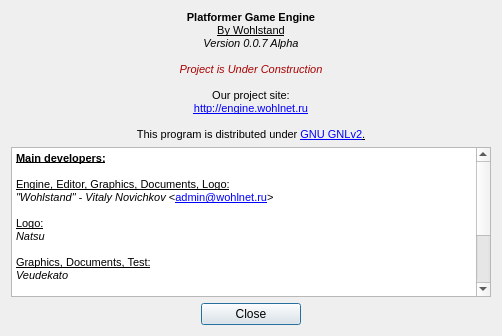
Above: Editor/aboutdialog.ui from WohlSoft/Moondust-Project before the change. Below: the same form after it.
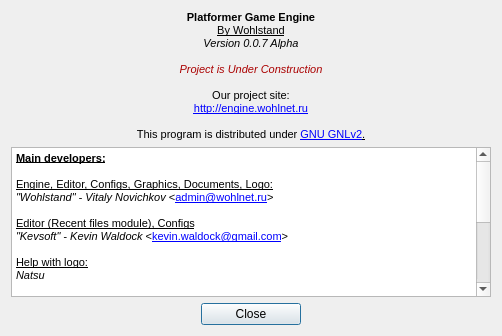
That is the form after the change. Icons and pictures are not drawn.

```diff
--- a/Editor/aboutdialog.ui
+++ b/Editor/aboutdialog.ui
@@ -134,19 +134,23 @@
 &lt;html&gt;&lt;head&gt;&lt;meta name=&quot;qrichtext&quot; content=&quot;1&quot; /&gt;&lt;style type=&quot;text/css&quot;&gt;
 p, li { white-space: pre-wrap; }
 &lt;/style&gt;&lt;/head&gt;&lt;body style=&quot; font-family:'Liberation Sans'; font-size:8.25pt; font-weight:400; font-style:normal;&quot;&gt;
-&lt;p style=&quot; margin-top:0px; margin-bottom:0px; margin-left:0px; margin-right:0px; -qt-block-indent:0; text-indent:0px;&quot;&gt;&lt;span style=&quot; font-family:'MS Shell Dlg 2'; font-size:8pt; font-weight:600; text-decoration: underline;&quot;&gt;Main developers:&lt;br /&gt;&lt;/span&gt;&lt;/p&gt;
-&lt;p style=&quot; margin-top:0px; margin-bottom:0px; margin-left:0px; margin-right:0px; -qt-block-indent:0; text-indent:0px;&quot;&gt;&lt;span style=&quot; font-family:'MS Shell Dlg 2'; font-size:8pt; text-decoration: underline;&quot;&gt;Engine, Editor, Graphics, Documents, Logo:&lt;/span&gt;&lt;/p&gt;
-&lt;p style=&quot; margin-top:0px; margin-bottom:0px; margin-left:0px; margin-right:0px; -qt-block-indent:0; text-indent:0px;&quot;&gt;&lt;span style=&quot; font-family:'MS Shell Dlg 2'; font-size:8pt; font-style:italic;&quot;&gt;&amp;quot;Wohlstand&amp;quot; - Vitaly Novichkov&lt;/span&gt;&lt;span style=&quot; font-family:'MS Shell Dlg 2'; font-size:8pt;&quot;&gt; &amp;lt;&lt;/span&gt;&lt;a href=&quot;mailto:admin@wohlnet.ru&quot;&gt;&lt;span style=&quot; font-family:'MS Shell Dlg 2'; font-size:8pt; text-decoration: underline; color:#0000ff;&quot;&gt;admin@wohlnet.ru&lt;/span&gt;&lt;/a&gt;&lt;span style=&quot; font-family:'MS Shell Dlg 2'; font-size:8pt;&quot;&gt;&amp;gt;&lt;br /&gt;&lt;/span&gt;&lt;/p&gt;
-&lt;p style=&quot; margin-top:0px; margin-bottom:0px; margin-left:0px; margin-right:0px; -qt-block-indent:0; text-indent:0px;&quot;&gt;&lt;span style=&quot; font-family:'MS Shell Dlg 2'; font-size:8pt; text-decoration: underline;&quot;&gt;Logo:&lt;/span&gt;&lt;/p&gt;
-&lt;p style=&quot; margin-top:0px; margin-bottom:0px; margin-left:0px; margin-right:0px; -qt-block-indent:0; text-indent:0px;&quot;&gt;&lt;span style=&quot; font-family:'MS Shell Dlg 2'; font-size:8pt; font-style:italic;&quot;&gt;Natsu&lt;br /&gt;&lt;/span&gt;&lt;/p&gt;
-&lt;p style=&quot; margin-top:0px; margin-bottom:0px; margin-left:0px; margin-right:0px; -qt-block-indent:0; text-indent:0px;&quot;&gt;&lt;span style=&quot; font-family:'MS Shell Dlg 2'; font-size:8pt; text-decoration: underline;&quot;&gt;Graphics, Documents, Test:&lt;/span&gt;&lt;/p&gt;
-&lt;p style=&quot; margin-top:0px; margin-bottom:0px; margin-left:0px; margin-right:0px; -qt-block-indent:0; text-indent:0px;&quot;&gt;&lt;span style=&quot; font-family:'MS Shell Dlg 2'; font-size:8pt; font-style:italic;&quot;&gt;Veudekato&lt;/span&gt;&lt;/p&gt;
-&lt;p style=&quot;-qt-paragraph-type:empty; margin-top:0px; margin-bottom:0px; margin-left:0px; margin-right:0px; -qt-block-indent:0; text-indent:0px; font-family:'MS Shell Dlg 2'; font-size:8pt; font-style:italic;&quot;&gt;&lt;br /&gt;&lt;/p&gt;
-&lt;p style=&quot; margin-top:0px; margin-bottom:0px; margin-left:0px; margin-right:0px; -qt-block-indent:0; text-indent:0px;&quot;&gt;&lt;span style=&quot; font-family:'MS Shell Dlg 2'; font-size:8pt; font-style:italic; text-decoration: underline;&quot;&gt;MacOS Test, Debug:&lt;/span&gt;&lt;/p&gt;
-&lt;p style=&quot; margin-top:0px; margin-bottom:0px; margin-left:0px; margin-right:0px; -qt-block-indent:0; text-indent:0px;&quot;&gt;&lt;span style=&quot; font-family:'MS Shell Dlg 2'; font-size:8pt; font-style:italic;&quot;&gt;&amp;quot;CaptainSwag101&amp;quot;  - James Pelster&lt;br /&gt;&lt;/span&gt;&lt;/p&gt;
-&lt;p style=&quot; margin-top:0px; margin-bottom:0px; margin-left:0px; margin-right:0px; -qt-block-indent:0; text-indent:0px;&quot;&gt;&lt;span style=&quot; font-family:'MS Shell Dlg 2'; font-size:8pt; font-weight:600; text-decoration: underline;&quot;&gt;Big thanks to:&lt;/span&gt;&lt;/p&gt;
-&lt;p style=&quot; margin-top:0px; margin-bottom:0px; margin-left:0px; margin-right:0px; -qt-block-indent:0; text-indent:0px;&quot;&gt;&lt;span style=&quot; font-family:'MS Shell Dlg 2'; font-size:8pt; font-weight:600; text-decoration: underline;&quot;&gt;&lt;br /&gt;&lt;/span&gt;&lt;span style=&quot; font-family:'MS Shell Dlg 2'; font-size:8pt; font-style:italic;&quot;&gt;h2643&lt;/span&gt;&lt;/p&gt;
-&lt;p style=&quot; margin-top:0px; margin-bottom:0px; margin-left:0px; margin-right:0px; -qt-block-indent:0; text-indent:0px;&quot;&gt;&lt;span style=&quot; font-family:'MS Shell Dlg 2'; font-size:8pt; font-style:italic;&quot;&gt;FanofSMBX&lt;/span&gt;&lt;/p&gt;&lt;/body&gt;&lt;/html&gt;</string>
+&lt;p style=&quot; margin-top:0px; margin-bottom:0px; margin-left:0px; margin-right:0px; -qt-block-indent:0; text-indent:0px;&quot;&gt;&lt;span style=&quot; font-size:8pt; font-weight:600; text-decoration: underline;&quot;&gt;Main developers:&lt;br /&gt;&lt;/span&gt;&lt;/p&gt;
+&lt;p style=&quot; margin-top:0px; margin-bottom:0px; margin-left:0px; margin-right:0px; -qt-block-indent:0; text-indent:0px;&quot;&gt;&lt;span style=&quot; font-size:8pt; text-decoration: underline;&quot;&gt;Engine, Editor, Configs, Graphics, Documents, Logo:&lt;/span&gt;&lt;/p&gt;
+&lt;p style=&quot; margin-top:0px; margin-bottom:0px; margin-left:0px; margin-right:0px; -qt-block-indent:0; text-indent:0px;&quot;&gt;&lt;span style=&quot; font-size:8pt; font-style:italic;&quot;&gt;&amp;quot;Wohlstand&amp;quot; - Vitaly Novichkov&lt;/span&gt;&lt;span style=&quot; font-size:8pt;&quot;&gt; &amp;lt;&lt;/span&gt;&lt;a href=&quot;mailto:admin@wohlnet.ru&quot;&gt;&lt;span style=&quot; font-size:8pt; text-decoration: underline; color:#0000ff;&quot;&gt;admin@wohlnet.ru&lt;/span&gt;&lt;/a&gt;&lt;span style=&quot; font-size:8pt;&quot;&gt;&amp;gt;&lt;br /&gt;&lt;/span&gt;&lt;/p&gt;
+&lt;p style=&quot; margin-top:0px; margin-bottom:0px; margin-left:0px; margin-right:0px; -qt-block-indent:0; text-indent:0px;&quot;&gt;&lt;span style=&quot; font-size:8pt; text-decoration: underline;&quot;&gt;Editor (Recent files module), Configs&lt;/span&gt;&lt;/p&gt;
+&lt;p style=&quot; margin-top:0px; margin-bottom:0px; margin-left:0px; margin-right:0px; -qt-block-indent:0; text-indent:0px;&quot;&gt;&lt;span style=&quot; font-size:8pt; font-style:italic;&quot;&gt;&amp;quot;Kevsoft&amp;quot; - Kevin Waldock &lt;/span&gt;&lt;span style=&quot; font-size:8pt;&quot;&gt;&amp;lt;&lt;/span&gt;&lt;a href=&quot;mailto:kevin.waldock@gmail.com&quot;&gt;&lt;span style=&quot; font-size:8pt; text-decoration: underline; color:#0000ff;&quot;&gt;kevin.waldock@gmail.com&lt;/span&gt;&lt;/a&gt;&lt;span style=&quot; font-size:8pt;&quot;&gt;&amp;gt;&lt;/span&gt;&lt;/p&gt;
+&lt;p style=&quot;-qt-paragraph-type:empty; margin-top:0px; margin-bottom:0px; margin-left:0px; margin-right:0px; -qt-block-indent:0; text-indent:0px; font-size:8pt;&quot;&gt;&lt;br /&gt;&lt;/p&gt;
+&lt;p style=&quot; margin-top:0px; margin-bottom:0px; margin-left:0px; margin-right:0px; -qt-block-indent:0; text-indent:0px;&quot;&gt;&lt;span style=&quot; font-size:8pt; text-decoration: underline;&quot;&gt;Help with logo:&lt;/span&gt;&lt;/p&gt;
+&lt;p style=&quot; margin-top:0px; margin-bottom:0px; margin-left:0px; margin-right:0px; -qt-block-indent:0; text-indent:0px;&quot;&gt;&lt;span style=&quot; font-size:8pt; font-style:italic;&quot;&gt;Natsu&lt;br /&gt;&lt;/span&gt;&lt;/p&gt;
+&lt;p style=&quot; margin-top:0px; margin-bottom:0px; margin-left:0px; margin-right:0px; -qt-block-indent:0; text-indent:0px;&quot;&gt;&lt;span style=&quot; font-size:8pt; text-decoration: underline;&quot;&gt;Graphics, Documents:&lt;/span&gt;&lt;/p&gt;
+&lt;p style=&quot; margin-top:0px; margin-bottom:0px; margin-left:0px; margin-right:0px; -qt-block-indent:0; text-indent:0px;&quot;&gt;&lt;span style=&quot; font-size:8pt; font-style:italic;&quot;&gt;Veudekato&lt;/span&gt;&lt;/p&gt;
+&lt;p style=&quot;-qt-paragraph-type:empty; margin-top:0px; margin-bottom:0px; margin-left:0px; margin-right:0px; -qt-block-indent:0; text-indent:0px; font-size:8pt; font-style:italic;&quot;&gt;&lt;br /&gt;&lt;/p&gt;
+&lt;p style=&quot; margin-top:0px; margin-bottom:0px; margin-left:0px; margin-right:0px; -qt-block-indent:0; text-indent:0px;&quot;&gt;&lt;span style=&quot; font-size:8pt; font-style:italic; text-decoration: underline;&quot;&gt;MacOS Test, Debug:&lt;/span&gt;&lt;/p&gt;
+&lt;p style=&quot; margin-top:0px; margin-bottom:0px; margin-left:0px; margin-right:0px; -qt-block-indent:0; text-indent:0px;&quot;&gt;&lt;span style=&quot; font-size:8pt; font-style:italic;&quot;&gt;&amp;quot;CaptainSwag101&amp;quot;  - James Pelster&lt;br /&gt;&lt;/span&gt;&lt;/p&gt;
+&lt;p style=&quot; margin-top:0px; margin-bottom:0px; margin-left:0px; margin-right:0px; -qt-block-indent:0; text-indent:0px;&quot;&gt;&lt;span style=&quot; font-size:8pt; font-weight:600; text-decoration: underline;&quot;&gt;Big thanks to:&lt;/span&gt;&lt;/p&gt;
+&lt;p style=&quot; margin-top:0px; margin-bottom:0px; margin-left:0px; margin-right:0px; -qt-block-indent:0; text-indent:0px;&quot;&gt;&lt;span style=&quot; font-size:8pt; font-weight:600; text-decoration: underline;&quot;&gt;&lt;br /&gt;&lt;/span&gt;&lt;span style=&quot; font-size:8pt; font-style:italic;&quot;&gt;h2643&lt;/span&gt;&lt;/p&gt;
+&lt;p style=&quot; margin-top:0px; margin-bottom:0px; margin-left:0px; margin-right:0px; -qt-block-indent:0; text-indent:0px;&quot;&gt;&lt;span style=&quot; font-size:8pt; font-style:italic;&quot;&gt;FanofSMBX&lt;/span&gt;&lt;/p&gt;
+&lt;p style=&quot; margin-top:0px; margin-bottom:0px; margin-left:0px; margin-right:0px; -qt-block-indent:0; text-indent:0px;&quot;&gt;&lt;span style=&quot; font-size:8pt; font-style:italic;&quot;&gt;Luigifan2010&lt;/span&gt;&lt;/p&gt;&lt;/body&gt;&lt;/html&gt;</string>
      </property>
      <property name="textInteractionFlags">
       <set>Qt::LinksAccessibleByKeyboard|Qt::LinksAccessibleByMouse|Qt::TextBrowserInteraction|Qt::TextSelectableByKeyboard|Qt::TextSelectableByMouse</set>
```
Left out of the diff: 2 changed lines with no effect on the pictures.
